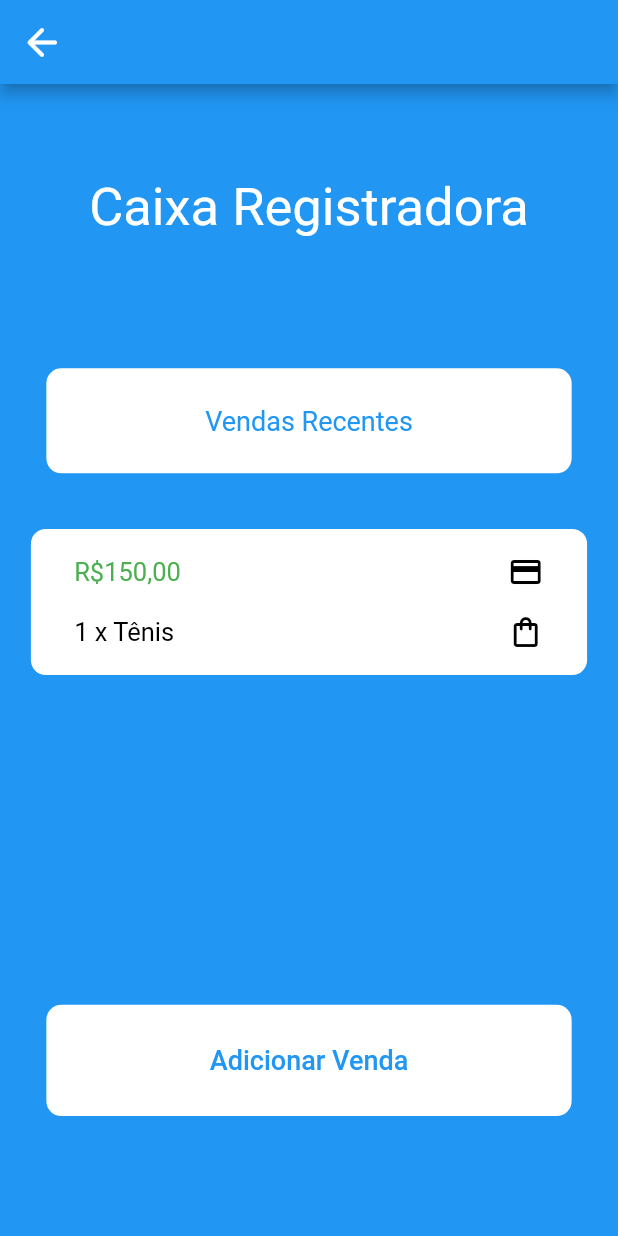
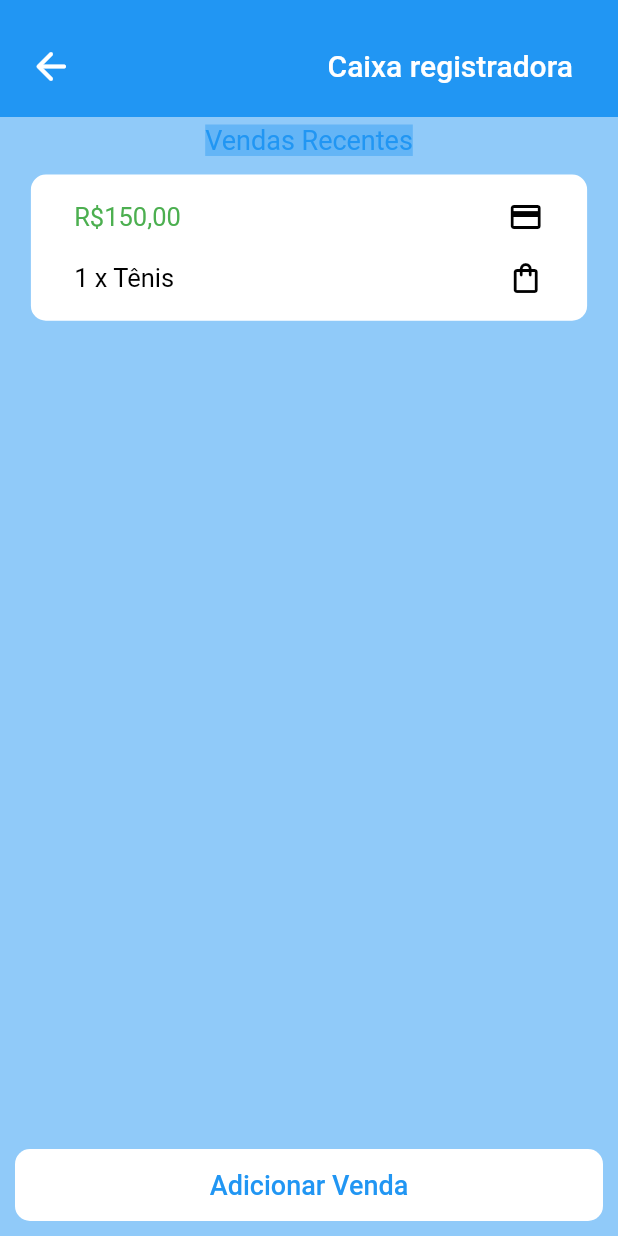
Before and after one commit to guiqmaia/gear, a Flutter app: the SalesPage screen opened directly, after a tap on the "arrow back" icon, on a phone screen of 412 x 824 dp. Run offline on Flutter 3.47's test engine with Material 2 defaults, Android fonts, the phone set to English and light mode, and no system bars.

Commit message:
[change] change cash register page

```diff
--- a/lib/presenter/cash_register/cash_register_page.dart
+++ b/lib/presenter/cash_register/cash_register_page.dart
@@ -1,6 +1,8 @@
 import 'package:flutter/material.dart';
 import 'package:gear/presenter/home/home_page.dart';
+import 'package:gear/presenter/shared/widgets/top_bar_app.dart';
 
+import 'widgets/adding_new_sales.dart';
 import 'widgets/body_cash_register.dart';
 
 class CashRegisterPage extends StatefulWidget {
@@ -14,23 +16,16 @@ class _CashRegisterPageState extends State<CashRegisterPage> {
   @override
   Widget build(BuildContext context) {
     return Scaffold(
-      backgroundColor: Colors.blue,
-      appBar: AppBar(
-        leading: IconButton(
-          onPressed: () {
-            Navigator.of(context).push(
-              MaterialPageRoute(
-                builder: (context) => const HomePage(),
-              ),
-            );
-          },
-          icon: const Icon(
-            Icons.arrow_back_rounded,
-            size: 30,
+      backgroundColor: Colors.blue.shade200,
+      body: Column(
+        children: const [
+          TopBarApp(
+            title: 'Caixa registradora',
           ),
-        ),
+          BodyCashRegister(),
+        ],
       ),
-      body: const BodyCashRegister(),
+      bottomNavigationBar: const AddingNewSales(),
     );
   }
 }
--- a/lib/presenter/cash_register/widgets/adding_new_sales.dart
+++ b/lib/presenter/cash_register/widgets/adding_new_sales.dart
@@ -13,13 +13,13 @@ class AddingNewSales extends StatelessWidget {
         color: Colors.white,
         borderRadius: BorderRadius.circular(10),
       ),
-      height: MediaQuery.of(context).size.height * 0.09,
-      width: MediaQuery.of(context).size.width * 0.85,
+      margin: const EdgeInsets.all(10),
+      width: MediaQuery.of(context).size.width,
       child: TextButton(
         onPressed: () {
           Navigator.of(context).push(
             MaterialPageRoute(
-              builder: (context) => SalesPage(),
+              builder: (context) => const SalesPage(),
             ),
           );
         },
--- a/lib/presenter/cash_register/widgets/body_cash_register.dart
+++ b/lib/presenter/cash_register/widgets/body_cash_register.dart
@@ -1,7 +1,5 @@
 import 'package:flutter/material.dart';
 
-import 'adding_new_sales.dart';
-import 'cash_register_title.dart';
 import 'recent_sales_container.dart';
 import 'sale_register_container.dart';
 
@@ -12,7 +10,6 @@ class BodyCashRegister extends StatelessWidget {
   Widget build(BuildContext context) {
     return Column(
       children: [
-        const CashRegisterTitle(),
         const RecentSalesContainer(),
         SizedBox(
           height: MediaQuery.of(context).size.height * 0.4,
@@ -27,7 +24,6 @@ class BodyCashRegister extends StatelessWidget {
             ],
           ),
         ),
-        const AddingNewSales(),
       ],
     );
   }
--- a/lib/presenter/cash_register/widgets/cash_register_title.dart
+++ /dev/null
@@ -1,24 +0,0 @@
-import 'package:flutter/material.dart';
-
-class CashRegisterTitle extends StatelessWidget {
-  const CashRegisterTitle({
-    Key? key,
-  }) : super(key: key);
-
-  @override
-  Widget build(BuildContext context) {
-    return SizedBox(
-      width: MediaQuery.of(context).size.width,
-      height: MediaQuery.of(context).size.height * 0.2,
-      child: const Center(
-        child: Text(
-          'Caixa Registradora',
-          style: TextStyle(
-            color: Colors.white,
-            fontSize: 35,
-          ),
-        ),
-      ),
-    );
-  }
-}
--- a/lib/presenter/cash_register/widgets/recent_sales_container.dart
+++ b/lib/presenter/cash_register/widgets/recent_sales_container.dart
@@ -1,29 +1,19 @@
 import 'package:flutter/material.dart';
 
 class RecentSalesContainer extends StatelessWidget {
-  const RecentSalesContainer({
-    Key? key,
-  }) : super(key: key);
+  const RecentSalesContainer({Key? key}) : super(key: key);
 
   @override
   Widget build(BuildContext context) {
     return Container(
       decoration: BoxDecoration(
-        color: Colors.white,
-        borderRadius: BorderRadius.circular(10),
+        color: Colors.blue.shade300,
       ),
-      margin: EdgeInsets.symmetric(
-        vertical: MediaQuery.of(context).size.height * 0.03,
-      ),
-      height: MediaQuery.of(context).size.height * 0.085,
-      width: MediaQuery.of(context).size.width * 0.85,
-      child: const Center(
-        child: Text(
-          'Vendas Recentes',
-          style: TextStyle(
-            color: Colors.blue,
-            fontSize: 18,
-          ),
+      child: const Text(
+        'Vendas Recentes',
+        style: TextStyle(
+          color: Colors.blue,
+          fontSize: 18,
         ),
       ),
     );
--- a/lib/presenter/sales/sales_page.dart
+++ b/lib/presenter/sales/sales_page.dart
@@ -3,7 +3,7 @@ import 'package:flutter/src/foundation/key.dart';
 import 'package:flutter/src/widgets/framework.dart';
 
 import 'widgets/bottom_btn_sales.dart';
-import 'widgets/top_bar_sale.dart';
+import '../shared/widgets/top_bar_app.dart';
 import 'widgets/wrap_textfield_sale.dart';
 
 class SalesPage extends StatefulWidget {
@@ -28,7 +28,9 @@ class _SalesPageState extends State<SalesPage> {
         child: Column(
           crossAxisAlignment: CrossAxisAlignment.end,
           children: [
-            const TopBarSale(),
+            const TopBarApp(
+              title: 'Adicionar venda',
+            ),
             WrapTextFieldSale(
               codeController: codeController,
               descountController: descountController,
--- a/lib/presenter/sales/widgets/top_bar_sale.dart
+++ b/lib/presenter/shared/widgets/top_bar_app.dart
@@ -2,8 +2,13 @@ import 'package:flutter/material.dart';
 
 import '../../cash_register/cash_register_page.dart';
 
-class TopBarSale extends StatelessWidget {
-  const TopBarSale({Key? key}) : super(key: key);
+class TopBarApp extends StatelessWidget {
+  final String title;
+
+  const TopBarApp({
+    Key? key,
+    required this.title,
+  }) : super(key: key);
 
   @override
   Widget build(BuildContext context) {
@@ -31,9 +36,9 @@ class TopBarSale extends StatelessWidget {
               size: 30,
             ),
           ),
-          const Text(
-            'Adicionar venda',
-            style: TextStyle(
+          Text(
+            title,
+            style: const TextStyle(
               color: Colors.white,
               fontSize: 20,
               fontWeight: FontWeight.w500,
```
